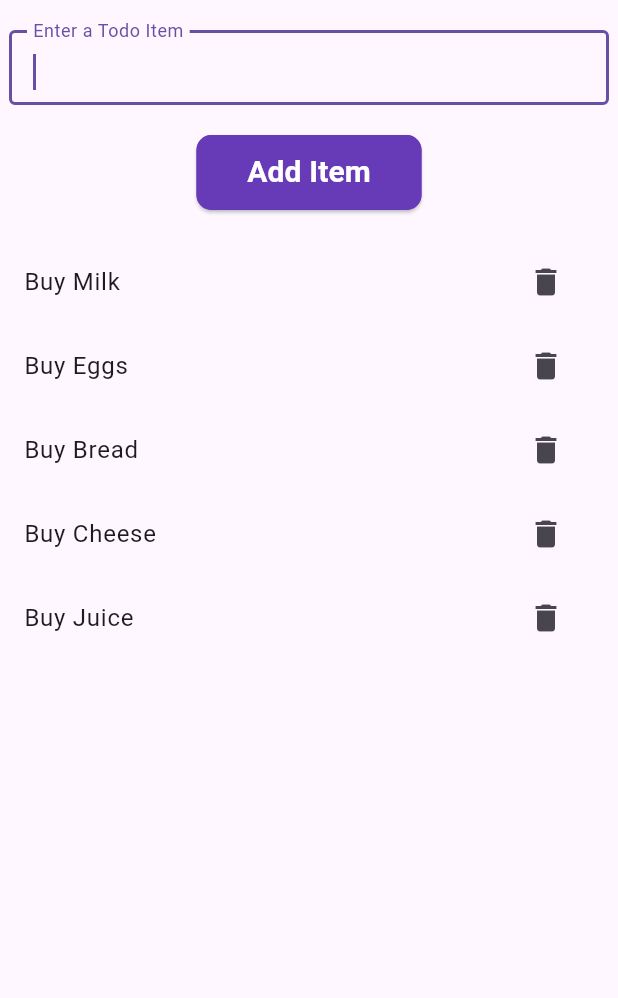
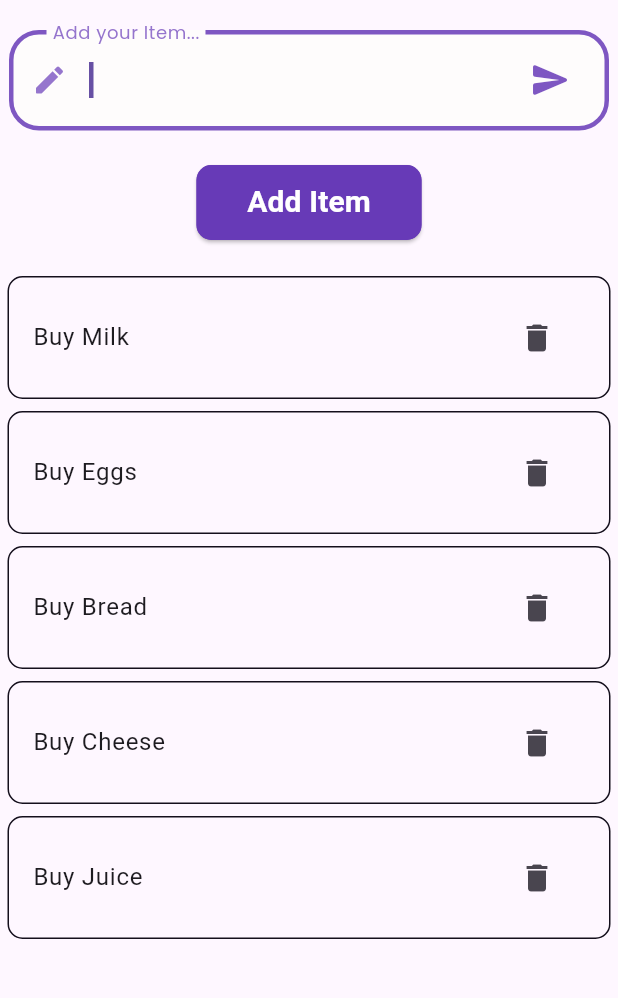
Before and after one commit to AakrishLama/ToDo_List, a Flutter app: the screen it shows after launch, on a phone screen of 412 x 824 dp, the part 84-1082 px from its top. Run offline on Flutter 3.47's test engine with Material 3 defaults, Android fonts, the phone set to English and light mode, and no system bars; our stand-ins replace google_fonts; Roboto replaces fonts that are missing (Rakkas).

Commit message:
editing text field

```diff
--- a/todo_list/lib/imput.dart
+++ b/todo_list/lib/imput.dart
@@ -1,4 +1,5 @@
 import 'package:flutter/material.dart';
+import "package:google_fonts/google_fonts.dart";
 
 class Input extends StatelessWidget {
   // controller for the text field
@@ -12,14 +13,66 @@ class Input extends StatelessWidget {
   Widget build(BuildContext context) {
     return SizedBox(
       width: 400,
-      height: 50,
+      height: 70, // Slightly taller for better visual impact
       child: TextField(
+        controller: inputController,
         autofocus: true,
-        // height and width of the text field,
-        controller: inputController,
+        style: GoogleFonts.poppins(
+          fontSize: 18,
+          color: Colors.deepPurple[800],
+          fontWeight: FontWeight.w500,
+        ),
+        cursorWidth: 3,
+        cursorHeight: 24,
         decoration: InputDecoration(
-          border: OutlineInputBorder(),
-          labelText: 'Enter a Todo Item',
+          labelText: 'Add your Item...',
+          labelStyle: GoogleFonts.poppins(
+            color: Colors.deepPurple[300],
+            fontSize: 16,
+          ),
+          filled: true,
+          fillColor: const Color.fromARGB(255, 254, 252, 252),
+          border: OutlineInputBorder(
+            borderRadius: BorderRadius.circular(15),
+            borderSide: BorderSide.none,
+          ),
+          enabledBorder: OutlineInputBorder(
+            borderRadius: BorderRadius.circular(15),
+            borderSide: BorderSide(
+              color: Colors.deepPurple[100]!,
+              width: 2.5,
+            ),
+          ),
+          focusedBorder: OutlineInputBorder(
+            borderRadius: BorderRadius.circular(20),
+            borderSide: BorderSide(
+              color: Colors.deepPurple[400]!,
+              width: 3,
+            ),
+          ),
+          contentPadding: const EdgeInsets.symmetric(
+            horizontal: 25,
+            vertical: 20,
+          ),
+          prefixIcon: Padding(
+            padding: const EdgeInsets.only(left: 15, right: 10),
+            child: Icon(
+              Icons.edit_rounded,
+              color: Colors.deepPurple[300],
+              size: 24,
+            ),
+          ),
+          suffixIcon: Padding(
+            padding: const EdgeInsets.only(right: 15),
+            child: IconButton(
+              icon: Icon(
+                Icons.send_rounded,
+                color: Colors.deepPurple[400],
+                size: 28,
+              ),
+              onPressed: onSubmit,
+            ),
+          ),
         ),
         onSubmitted: (_) => onSubmit!(),
       ),
--- a/todo_list/lib/scrollablelist.dart
+++ b/todo_list/lib/scrollablelist.dart
@@ -3,7 +3,6 @@ import 'package:flutter/material.dart';
 class Scrollablelist extends StatelessWidget {
   final List<String> todoList;
   final Function(int)? deleteItem;
-  // Constructor to accept the todoList
 
   const Scrollablelist({
     super.key,
@@ -18,13 +17,23 @@ class Scrollablelist extends StatelessWidget {
       child: ListView.builder(
         itemCount: todoList.length,
         itemBuilder: (context, index) {
-          return InkWell(
+          return Container(
+            margin: const EdgeInsets.symmetric(vertical: 4, horizontal: 5),
+            decoration: BoxDecoration(
+              borderRadius: BorderRadius.circular(10),
+              border: Border.all(color: const Color.fromARGB(255, 20, 15, 28)),
+            ),
+            child: InkWell(
+              // borderRadius: BorderRadius.circular(10),
               onTap: () => deleteItem!(index),
               child: ListTile(
+                minTileHeight: 80,
+                minLeadingWidth: 90,
                 title: Text(todoList[index]),
                 trailing: IconButton(
                   icon: const Icon(Icons.delete),
                   onPressed: () => deleteItem!(index),
+                ),
               ),
             ),
           );
```
Lines whose indentation alone changed are shown as unchanged.
